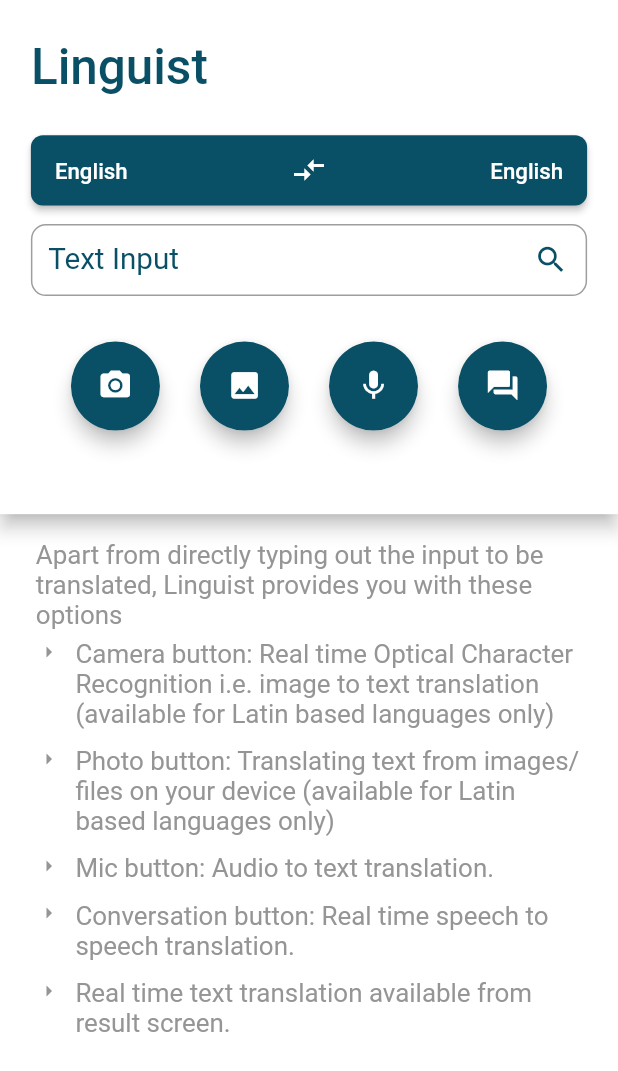
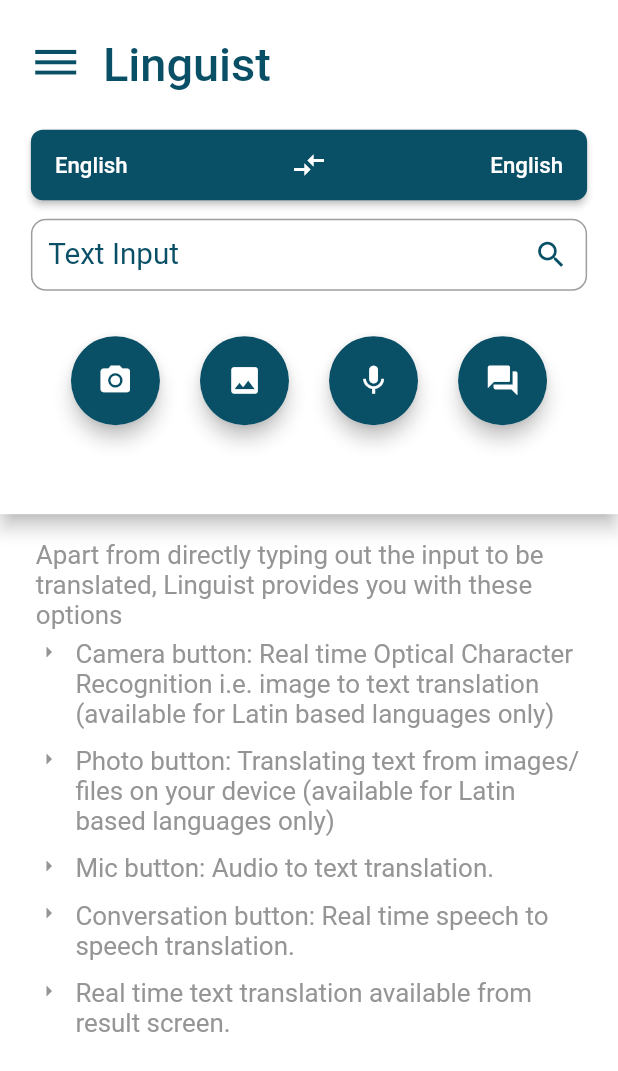
Before and after one commit to pri-avhad/Linguist, a Flutter app: the screen it shows after launch, on a phone screen of 412 x 824 dp. Shown: the top 1071 px of the screen. Run offline on Flutter 3.47's test engine with Material 2 defaults, Android fonts, the phone set to English and light mode, and no system bars; our stand-ins replace camera, flutter_tts, image_cropper, image_picker, speech_to_text; missing offline and left inert: firebase_ml_vision, firebase_mlkit_language; accounts and stored records are empty.

Commit message:
drawer button added

```diff
--- a/lib/screens/main_screen.dart
+++ b/lib/screens/main_screen.dart
@@ -113,12 +113,35 @@ class _MainScreenState extends State<MainScreen> {
                         child: Column(
                           crossAxisAlignment: CrossAxisAlignment.start,
                           children: [
-                            Text(
-                              "Linguist",
-                              style: TextStyle(
-                                fontSize: height * 0.04,
-                                color: blue1,
-                                fontWeight: FontWeight.w500,
+                            Container(
+                              height: height * 0.043,
+                              child: Row(
+                                mainAxisAlignment: MainAxisAlignment.start,
+                                children: [
+                                  IconButton(
+                                    padding: EdgeInsets.all(0),
+                                    splashColor: blue1,
+                                    iconSize: height * 0.04,
+                                    color: blue1,
+                                    icon: Align(
+                                      alignment: Alignment.centerLeft,
+                                      child: Icon(
+                                        Icons.dehaze,
+                                      ),
+                                    ),
+                                    onPressed: () {
+                                      //TODO add the settings drawer
+                                    },
+                                  ),
+                                  Text(
+                                    "Linguist",
+                                    style: TextStyle(
+                                      fontSize: height * 0.038,
+                                      color: blue1,
+                                      fontWeight: FontWeight.w500,
+                                    ),
+                                  ),
+                                ],
                               ),
                             ),
                             SizedBox(
--- a/lib/widgets.dart
+++ b/lib/widgets.dart
@@ -148,12 +148,13 @@ Widget result(
   );
 }
 
-Widget iconButton(
-    {IconData icon,
-    Function onPressed,
-    double radius,
-    double iconSize,
-    Color bgColor}) {
+Widget iconButton({
+  IconData icon,
+  Function onPressed,
+  double radius,
+  double iconSize,
+  Color bgColor,
+}) {
   return Material(
     shape: CircleBorder(),
     elevation: 5,
```
